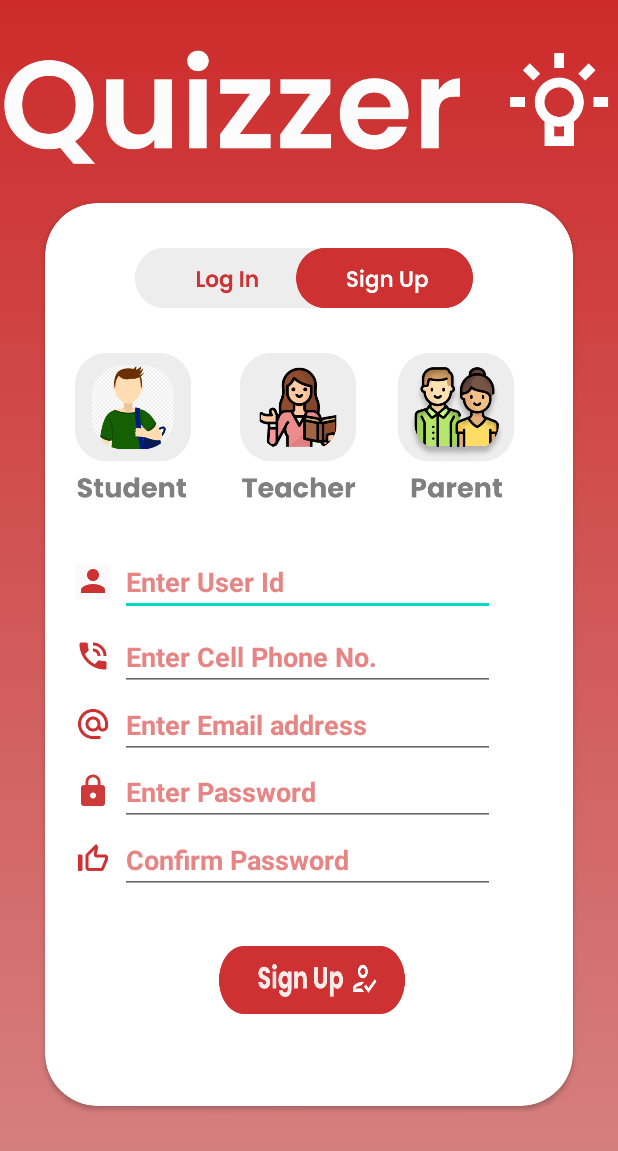
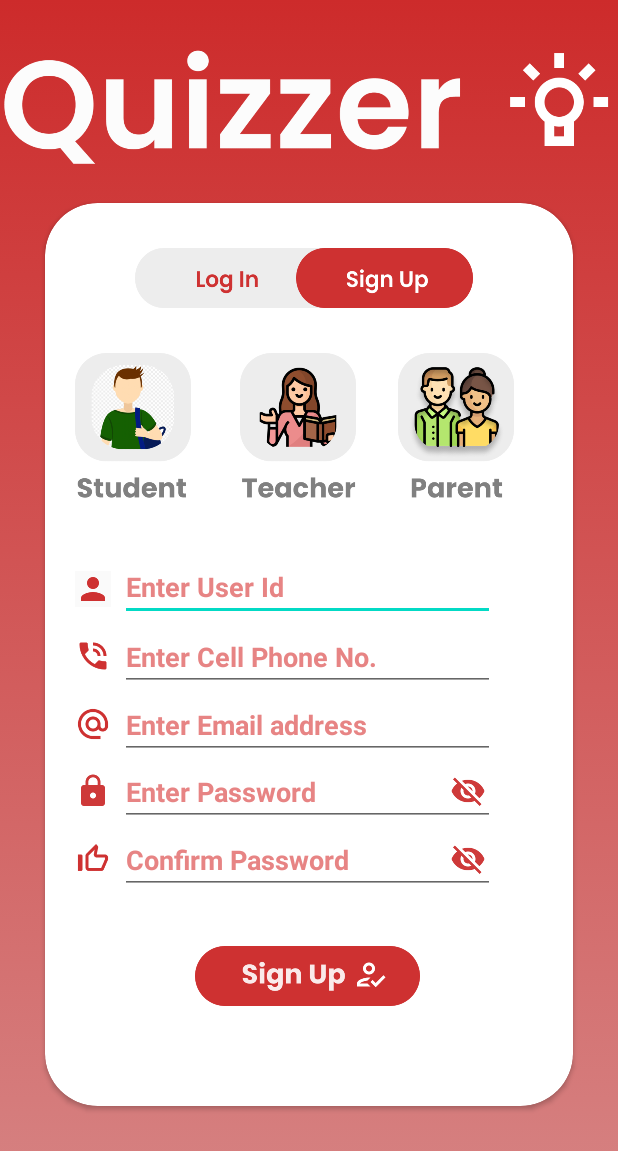
Before and after one commit to KaranRajpara1/GearUp, an Android app: the signup_page screen opened directly, with no data from a screen before it, on a phone screen of 412 x 824 dp. Shown: the top 1151 px of the screen. Run offline under Robolectric (Android 15) with nearby library versions, the phone set to English and light mode, and no system bars.

Commit message:
specified input type in login and signup page and also redesigned login and signup buttons

```diff
--- a/app/src/main/res/layout/activity_signup_page.xml
+++ b/app/src/main/res/layout/activity_signup_page.xml
@@ -61,17 +61,18 @@
             android:layout_width="250dp"
             android:layout_height="45dp"
             android:layout_marginLeft="50dp"
-            android:layout_marginTop="230dp"
+            android:layout_marginTop="233dp"
             android:hint="Enter User Id"
             android:textColorHint="@color/textedit"
             android:textColor="@color/textedit"
-            android:textStyle="bold"/>
+            android:textStyle="bold"
+            android:inputType="text"/>
         <ImageView
             android:layout_width="24dp"
             android:layout_height="24dp"
             android:src="@drawable/user_icon"
             android:layout_marginLeft="20dp"
-            android:layout_marginTop="240dp"
+            android:layout_marginTop="245dp"
             />
         <EditText
             android:layout_width="250dp"
@@ -81,7 +82,8 @@
             android:hint="Enter Cell Phone No."
             android:textColorHint="@color/textedit"
             android:textColor="@color/textedit"
-            android:textStyle="bold"/>
+            android:textStyle="bold"
+            android:inputType="phone"/>
         <ImageView
             android:layout_width="24dp"
             android:layout_height="24dp"
@@ -97,7 +99,9 @@
             android:hint="Enter Email address"
             android:textColorHint="@color/textedit"
             android:textColor="@color/textedit"
-        android:textStyle="bold"/>
+            android:inputType="textEmailAddress"
+            android:textStyle="bold"
+            />
         <ImageView
             android:layout_width="24dp"
             android:layout_height="24dp"
@@ -113,7 +117,14 @@
             android:hint="Enter Password"
             android:textColorHint="@color/textedit"
             android:textColor="@color/textedit"
-            android:textStyle="bold"/>
+            android:textStyle="bold"
+            android:inputType="textPassword"/>
+        <ImageButton
+            android:layout_width="24dp"
+            android:layout_height="24dp"
+            android:background="@drawable/show_password"
+            android:layout_marginLeft="270dp"
+            android:layout_marginTop="380dp"/>
         <ImageView
             android:layout_width="24dp"
             android:layout_height="24dp"
@@ -129,7 +140,8 @@
             android:hint="Confirm Password"
             android:textColorHint="@color/textedit"
             android:textColor="@color/textedit"
-            android:textStyle="bold"/>
+            android:textStyle="bold"
+            android:inputType="textPassword"/>
         <ImageView
             android:layout_width="24dp"
             android:layout_height="24dp"
@@ -138,9 +150,15 @@
             android:layout_marginTop="425dp"
             />
         <ImageButton
-            android:layout_width="124dp"
-            android:layout_height="45dp"
-            android:layout_marginLeft="116dp"
+            android:layout_width="24dp"
+            android:layout_height="24dp"
+            android:background="@drawable/show_password"
+            android:layout_marginLeft="270dp"
+            android:layout_marginTop="425dp"/>
+        <ImageButton
+            android:layout_width="150dp"
+            android:layout_height="40dp"
+            android:layout_marginLeft="100dp"
             android:layout_marginTop="495dp"
             android:background="@drawable/signup_button" />
 
```
Also changed, not shown: app/src/main/res/layout/activity_main.xml (+10 -7 lines). Lines whose indentation alone changed are shown as unchanged.
